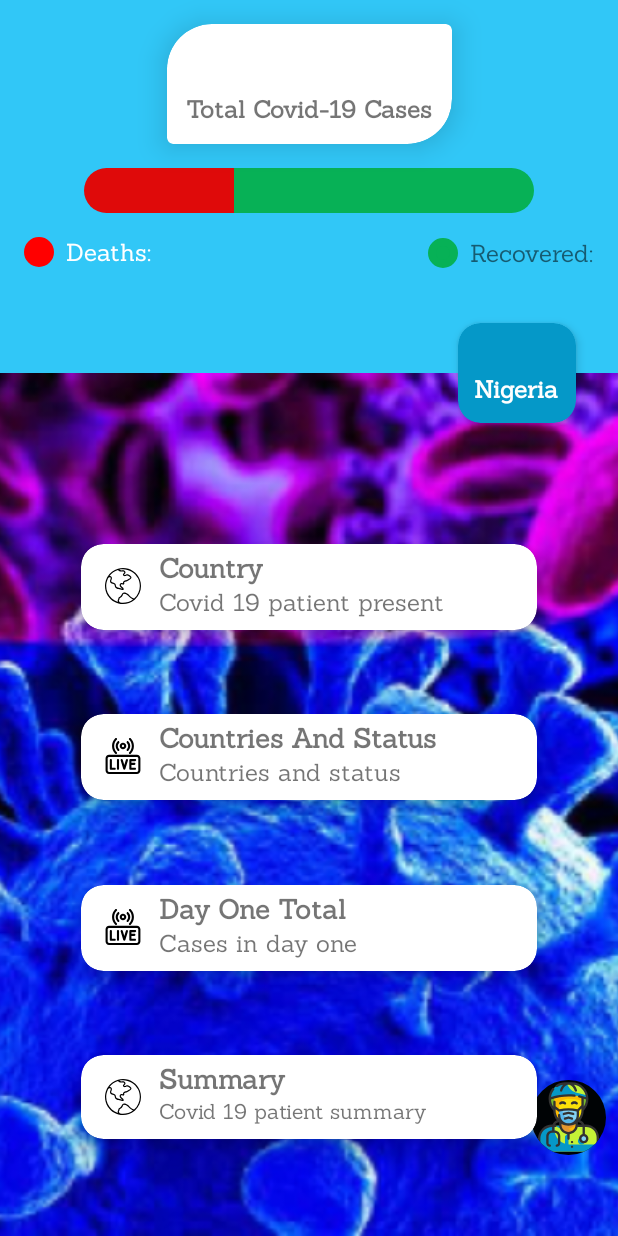
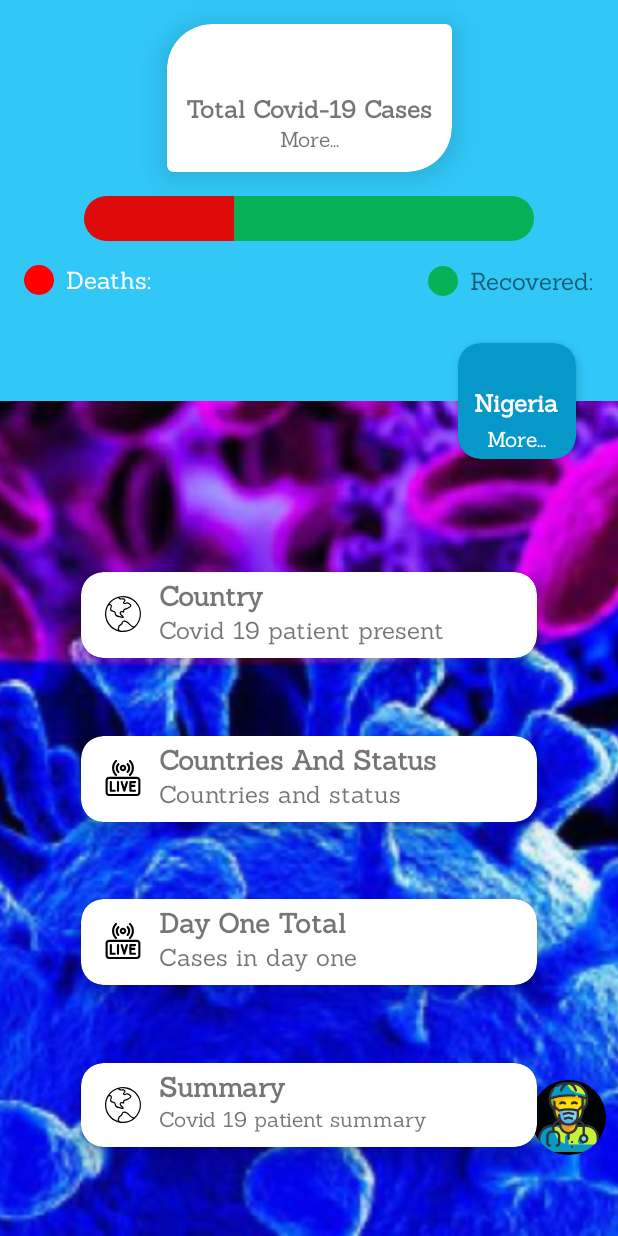
Before and after one commit to KSIH-project/KSIH-Covid19-App, an Android app: the screen it shows after launch (MainActivity), on a phone screen of 412 x 824 dp. Run offline under Robolectric (Android 15) with nearby library versions, the phone set to English and light mode, and no system bars; our stand-ins replace Room's generated code; libraries missing offline, so code that uses them is left out: androidx.emoji.text, com.makeramen.roundedimageview; plain views replace RoundedImageView; Roboto replaces fonts that are not available here; 4 statements that could not run were skipped.

Commit message:
fixed some bugs

```diff
--- a/app/src/main/res/layout/home_fragment.xml
+++ b/app/src/main/res/layout/home_fragment.xml
@@ -275,7 +275,7 @@
                 android:layout_width="wrap_content"
                 android:layout_height="wrap_content"
                 android:layout_gravity="center"
-                android:layout_marginTop="8dp"
+                android:layout_marginTop="4dp"
                 android:fontFamily="@font/sanchez"
                 android:gravity="center"
                 android:textColor="@color/white"
@@ -285,13 +285,22 @@
                 android:layout_width="wrap_content"
                 android:layout_height="wrap_content"
                 android:layout_gravity="center"
-                android:layout_marginBottom="8dp"
+                android:layout_marginBottom="4dp"
                 android:fontFamily="@font/sanchez"
                 android:text="Nigeria"
                 android:textColor="@color/white"
                 android:textSize="16sp"
                 android:textStyle="bold" />
 
+            <TextView
+                android:layout_width="wrap_content"
+                android:layout_height="wrap_content"
+                android:text="More..."
+                android:fontFamily="@font/sanchez"
+                android:textColor="@color/white"
+                android:layout_gravity="center"
+
+                />
         </LinearLayout>
 
     </com.google.android.material.card.MaterialCardView>
@@ -334,6 +343,16 @@
                 android:text="@string/world_patients"
                 android:textSize="16sp"
                 android:textStyle="bold" />
+
+            <TextView
+                android:layout_width="wrap_content"
+                android:layout_height="wrap_content"
+                android:text="More..."
+                android:fontFamily="@font/sanchez"
+                android:layout_gravity="center"
+
+                />
+
 
 
         </LinearLayout>
```
